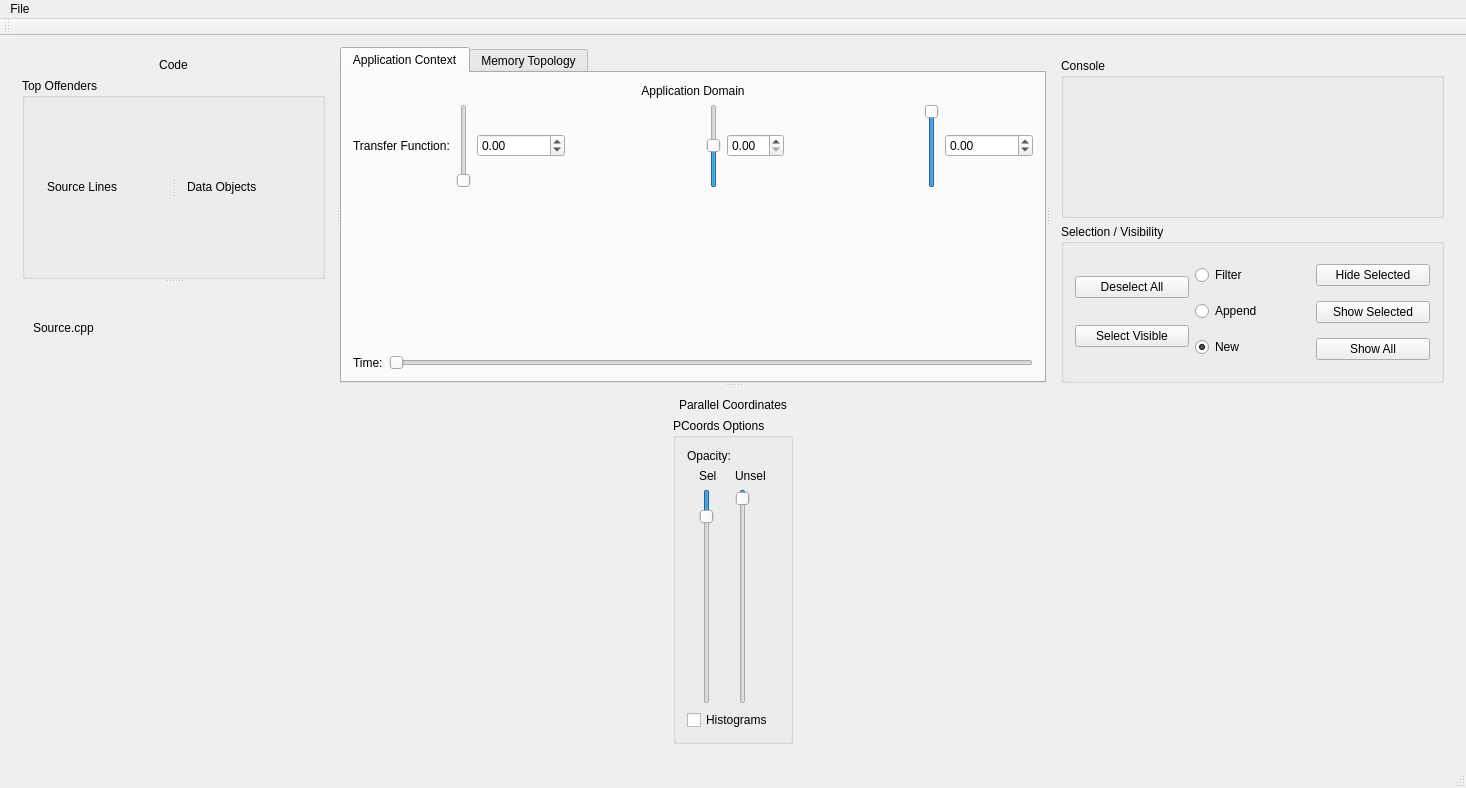
Above: mainwindow.ui from LLNL/MemAxes before the change. Below: the same form after it.
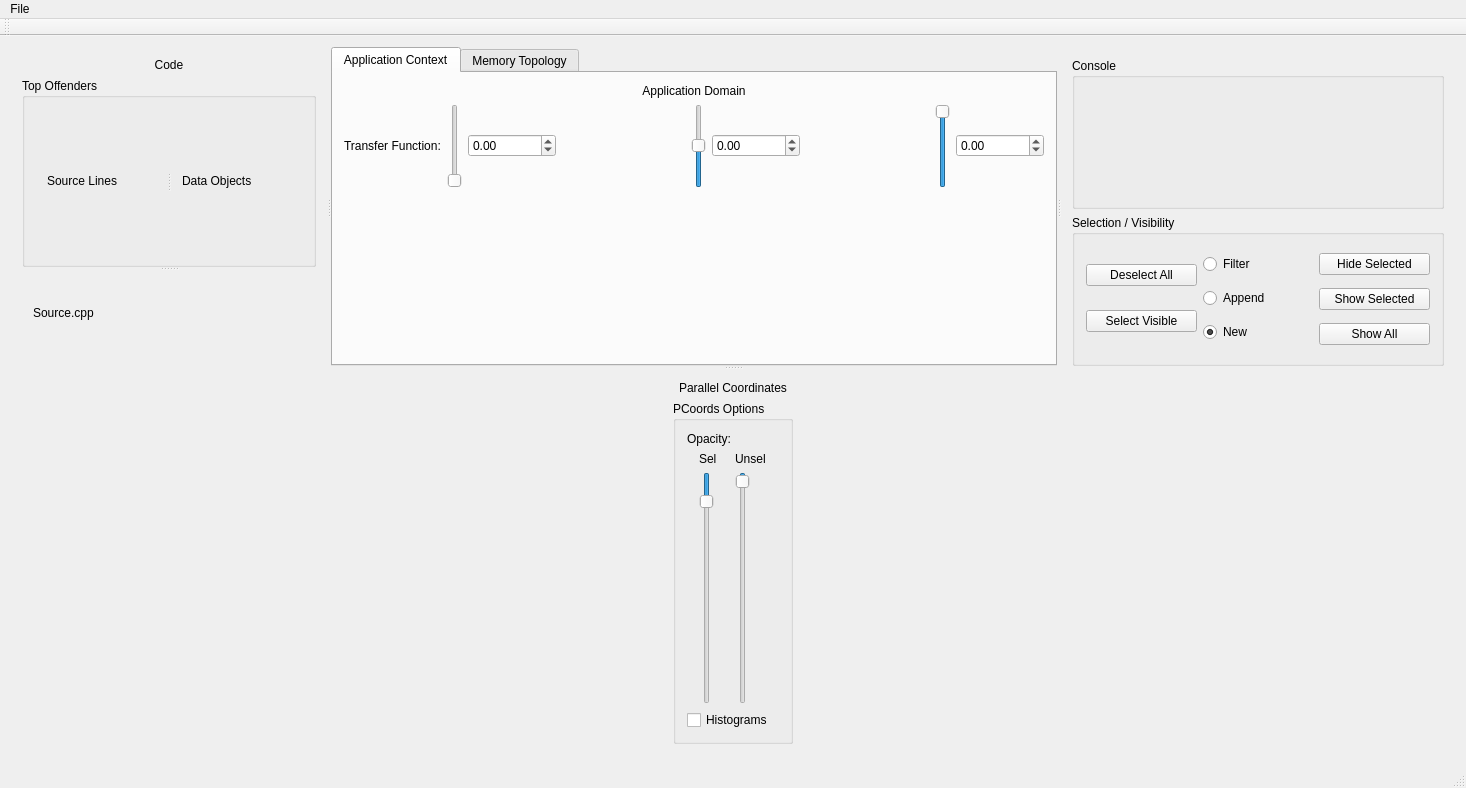
That is the form after the change. The open tabs and pages were chosen to show the change.

The edit to the form file:
```diff
--- a/mainwindow.ui
+++ b/mainwindow.ui
@@ -195,7 +195,14 @@
              </widget>
             </item>
             <item>
-             <widget class="QDoubleSpinBox" name="midVal"/>
+             <widget class="QDoubleSpinBox" name="midVal">
+              <property name="minimum">
+               <double>-999999999.000000000000000</double>
+              </property>
+              <property name="maximum">
+               <double>999999999.000000000000000</double>
+              </property>
+             </widget>
             </item>
             <item>
              <spacer name="horizontalSpacer_2">
@@ -255,30 +262,6 @@
             </item>
            </layout>
           </item>
-          <item>
-           <layout class="QHBoxLayout" name="horizontalLayout_2">
-            <item>
-             <widget class="QLabel" name="label_8">
-              <property name="text">
-               <string>Time:</string>
-              </property>
-             </widget>
-            </item>
-            <item>
-             <widget class="QSlider" name="timeSlider">
-              <property name="minimum">
-               <number>67</number>
-              </property>
-              <property name="maximum">
-               <number>763</number>
-              </property>
-              <property name="orientation">
-               <enum>Qt::Horizontal</enum>
-              </property>
-             </widget>
-            </item>
-           </layout>
-          </item>
          </layout>
         </widget>
         <widget class="QWidget" name="memoryTab">
```
Left out of the diff: 2 changed lines with no effect on the pictures.
